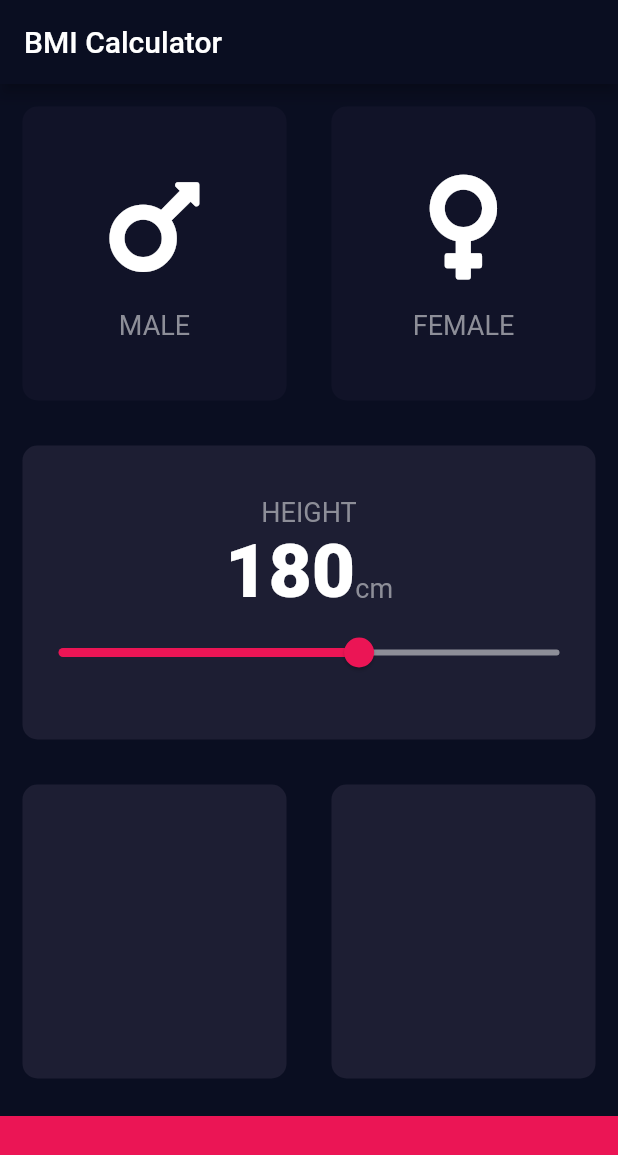
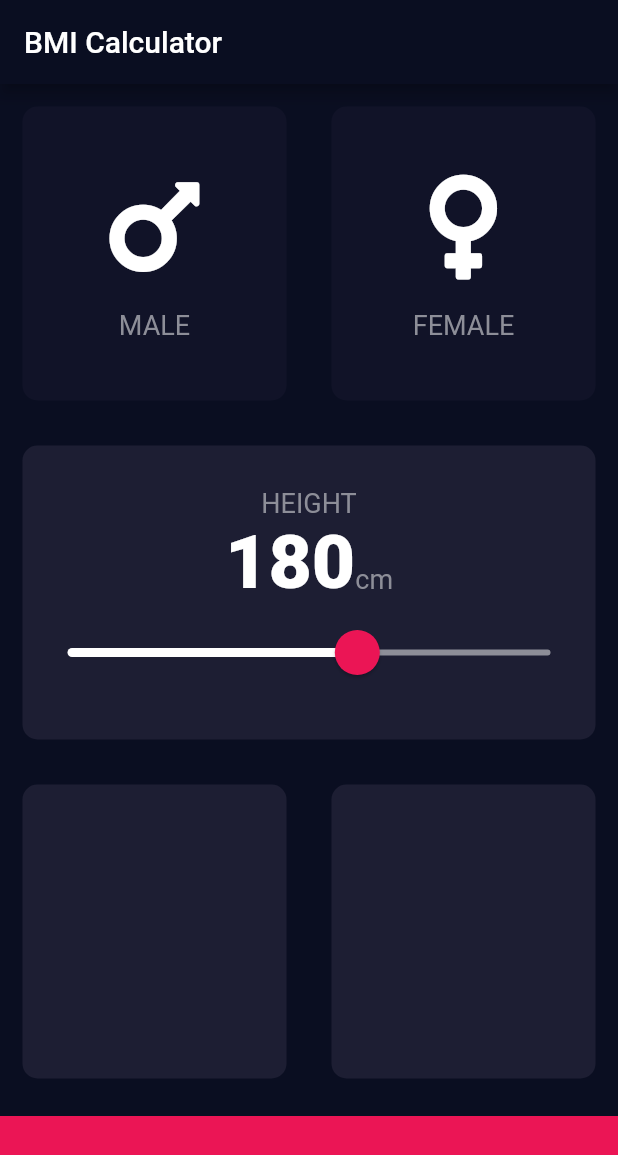
Before and after one commit to ViktorVarsano/Body-Mass-Index-Calculator, a Flutter app: the screen it shows after launch, on a phone screen of 412 x 824 dp. Shown: the top 1155 px of the screen. Run offline on Flutter 3.47's test engine with Material 2 defaults, Android fonts, the phone set to English and light mode, and no system bars; our stand-ins replace font_awesome_flutter.

Commit message:
modified the slider

```diff
--- a/lib/input_page.dart
+++ b/lib/input_page.dart
@@ -91,17 +91,25 @@ class _InputPageState extends State<InputPage> {
                     )
                   ],
                 ),
-                Slider(
+                SliderTheme(
+                  data: SliderTheme.of(context).copyWith(
+                    inactiveTrackColor: Color(0xFF8D8E98),
+                    activeTrackColor: Colors.white,
+                    thumbColor: Color(0xFFEB1555),
+                    overlayColor: Color(0x29EB1555),
+                    thumbShape: RoundSliderThumbShape(enabledThumbRadius: 15),
+                    overlayShape: RoundSliderOverlayShape(overlayRadius: 30.0),
+                  ),
+                  child: Slider(
                     value: height.toDouble(),
                     min: 120.0,
                     max: 220.0,
-                  activeColor: Color(0xFFEB1555),
-                  inactiveColor: Color(0xFF8D8E98),
                     onChanged: (double newValue) {
                       setState(() {
                         height = newValue.round();
                       });
                     },
+                  ),
                 ),
               ],
             ),
```
Lines whose indentation alone changed are shown as unchanged.
